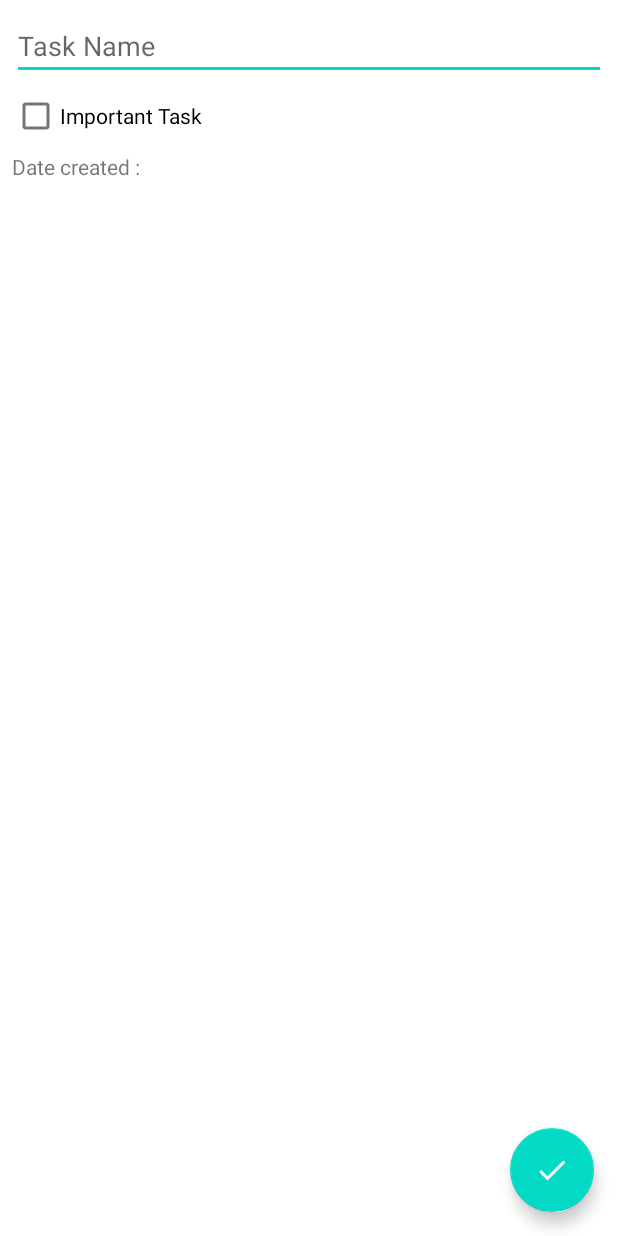
After one commit to ZidanAli111/Jetpack-Todo-List-App, an Android app: the layout fragment_add_edit_task.xml on its own in the app's theme, with its tools: preview values and no code run, on a phone screen of 412 x 824 dp. The commit adds this screen. Run offline under Robolectric (Android 15) with nearby library versions, the phone set to English and light mode, and no system bars.

Commit message:
layout created commit.

```diff
--- /dev/null
+++ b/app/src/main/res/layout/fragment_add_edit_task.xml
@@ -0,0 +1,42 @@
+<?xml version="1.0" encoding="utf-8"?>
+<androidx.coordinatorlayout.widget.CoordinatorLayout xmlns:android="http://schemas.android.com/apk/res/android"
+    xmlns:tools="http://schemas.android.com/tools"
+    android:layout_width="match_parent"
+    android:layout_height="match_parent">
+
+    <LinearLayout
+        android:layout_width="match_parent"
+        android:layout_height="wrap_content"
+        android:orientation="vertical"
+        android:padding="8dp">
+
+        <EditText
+            android:id="@+id/edit_text_task_name"
+            android:layout_width="match_parent"
+            android:layout_height="wrap_content"
+            android:hint="Task Name"
+            android:inputType="text" />
+
+        <CheckBox
+            android:id="@+id/check_box_important"
+            android:layout_width="match_parent"
+            android:layout_height="wrap_content"
+            android:text="Important Task" />
+
+        <TextView
+            android:id="@+id/text_view_date_created"
+            android:layout_width="wrap_content"
+            android:layout_height="wrap_content"
+            tools:text="Date created :" />
+
+    </LinearLayout>
+
+    <com.google.android.material.floatingactionbutton.FloatingActionButton
+        android:id="@+id/fab_save_task"
+        android:layout_width="wrap_content"
+        android:layout_height="wrap_content"
+        android:layout_gravity="bottom|end"
+        android:layout_margin="16dp"
+        android:src="@drawable/ic_check_mark" />
+
+</androidx.coordinatorlayout.widget.CoordinatorLayout>
```
Also changed, not shown: app/src/main/res/layout/fragment_tasks.xml (+14 -2 lines), app/src/main/res/layout/item_task.xml (added, +36 -0 lines).
